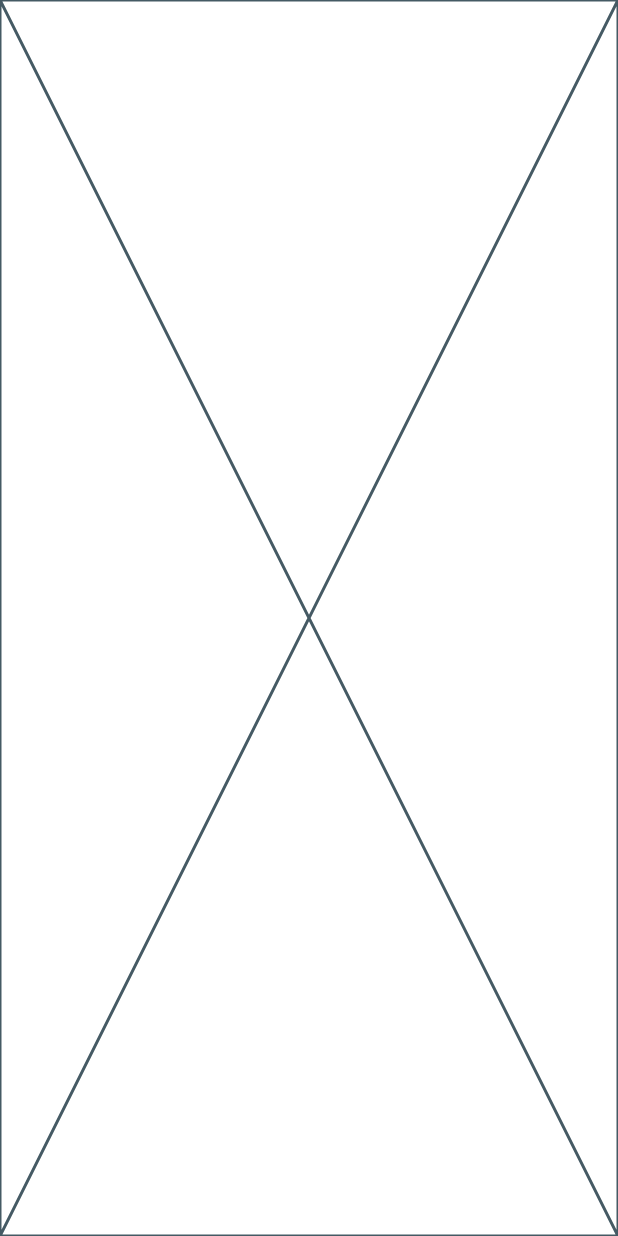
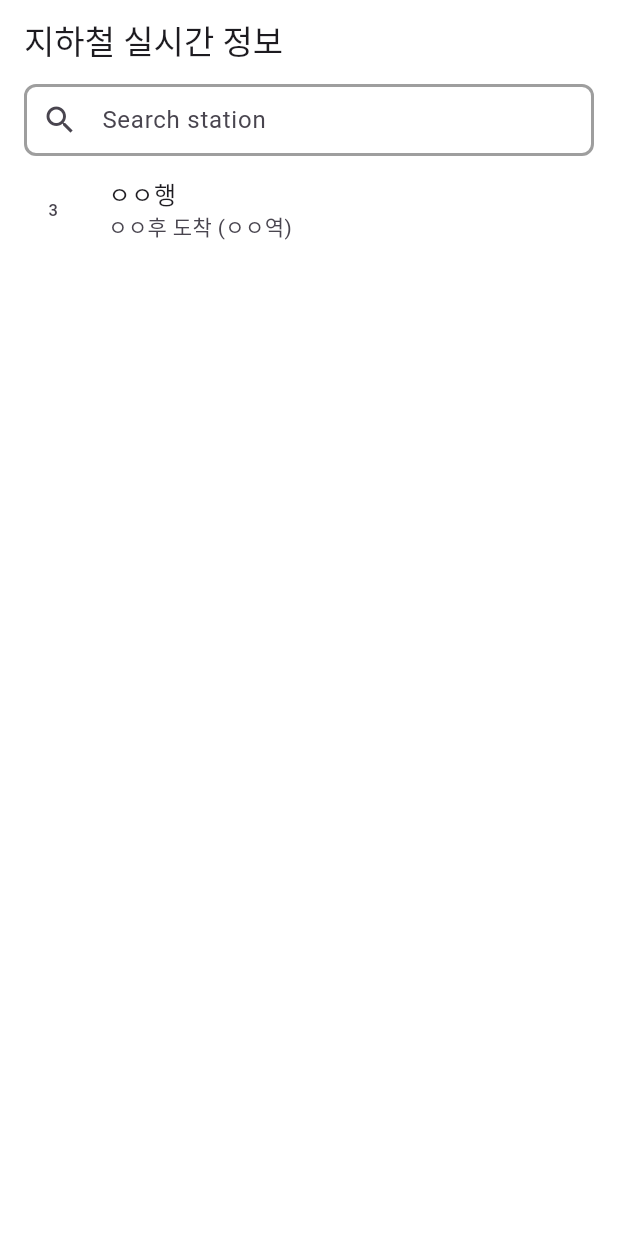
Before and after one commit to sesac-flutter/-real-time-subway-arrival, a Flutter app: the screen it shows after launch, on a phone screen of 412 x 824 dp. Run offline on Flutter 3.47's test engine with Material 3 defaults, Android fonts, the phone set to English and light mode, and no system bars; our stand-ins replace freezed_annotation.

Commit message:
feat: UI 초안 작성

```diff
--- a/lib/main.dart
+++ b/lib/main.dart
@@ -2,5 +2,5 @@ import 'package:flutter/material.dart';
 import 'package:real_time_subway/presentation/subway/subway_screen.dart';
 
 void main() {
-  runApp(const SubwayScreen());
+  runApp(const MaterialApp(home: SubwayScreen()));
 }
--- /dev/null
+++ b/lib/presentation/component/custom_search_bar.dart
@@ -0,0 +1,45 @@
+import 'package:flutter/material.dart';
+
+class CustomSearchBar extends StatelessWidget {
+  final TextEditingController textEditingController;
+  final Function(String) onSearch;
+
+  const CustomSearchBar({
+    super.key,
+    required this.onSearch,
+    required this.textEditingController,
+  });
+
+  @override
+  Widget build(BuildContext context) {
+    return TextField(
+      controller: textEditingController,
+      onSubmitted: onSearch,
+      decoration: InputDecoration(
+        hintText: 'Search station',
+        border: OutlineInputBorder(
+          borderRadius: BorderRadius.circular(8.0),
+          borderSide: BorderSide.none,
+        ),
+        enabledBorder: OutlineInputBorder(
+          borderRadius: BorderRadius.circular(8.0),
+          borderSide: const BorderSide(
+            color: Colors.grey,
+            width: 2.0,
+          ),
+        ),
+        focusedBorder: OutlineInputBorder(
+          borderRadius: BorderRadius.circular(8.0),
+          borderSide: const BorderSide(
+            color: Colors.blue,
+            width: 2.0,
+          ),
+        ),
+        filled: true,
+        fillColor: Colors.white,
+        contentPadding: const EdgeInsets.symmetric(horizontal: 16.0),
+        prefixIcon: const Icon(Icons.search),
+      ),
+    );
+  }
+}
--- /dev/null
+++ b/lib/presentation/component/subway_info_list_tile.dart
@@ -0,0 +1,25 @@
+import 'package:flutter/material.dart';
+
+class SubwayInfoListTile extends StatelessWidget {
+  final String subwayLine;
+  final String direction;
+  final String arrivalMsg;
+  final String currentStation;
+
+  const SubwayInfoListTile({
+    super.key,
+    required this.subwayLine,
+    required this.direction,
+    required this.arrivalMsg,
+    required this.currentStation,
+  });
+
+  @override
+  Widget build(BuildContext context) {
+    return ListTile(
+      leading: Text(subwayLine),
+      title: Text(direction),
+      subtitle: Text('$arrivalMsg ($currentStation)'),
+    );
+  }
+}
--- a/lib/presentation/subway/subway_screen.dart
+++ b/lib/presentation/subway/subway_screen.dart
@@ -1,10 +1,49 @@
 import 'package:flutter/material.dart';
+import 'package:real_time_subway/presentation/component/custom_search_bar.dart';
+import 'package:real_time_subway/presentation/component/subway_info_list_tile.dart';
 
-class SubwayScreen extends StatelessWidget {
+class SubwayScreen extends StatefulWidget {
   const SubwayScreen({super.key});
 
   @override
+  State<SubwayScreen> createState() => _SubwayScreenState();
+}
+
+class _SubwayScreenState extends State<SubwayScreen> {
+  final _textEditingController = TextEditingController();
+
+  @override
   Widget build(BuildContext context) {
-    return const Placeholder();
+    return Scaffold(
+      backgroundColor: Colors.white,
+      appBar: AppBar(
+        backgroundColor: Colors.white,
+        title: const Text('지하철 실시간 정보'),
+      ),
+      body: Padding(
+        padding: const EdgeInsets.symmetric(horizontal: 16.0),
+        child: Column(
+          children: [
+            CustomSearchBar(
+              textEditingController: _textEditingController,
+              onSearch: (keyword) {},
+            ),
+            SizedBox(
+              height: 150,
+              child: ListView(
+                children: [
+                  SubwayInfoListTile(
+                    subwayLine: '3',
+                    direction: 'ㅇㅇ행',
+                    arrivalMsg: 'ㅇㅇ후 도착',
+                    currentStation: 'ㅇㅇ역',
+                  ),
+                ],
+              ),
+            ),
+          ],
+        ),
+      ),
+    );
   }
 }
```
